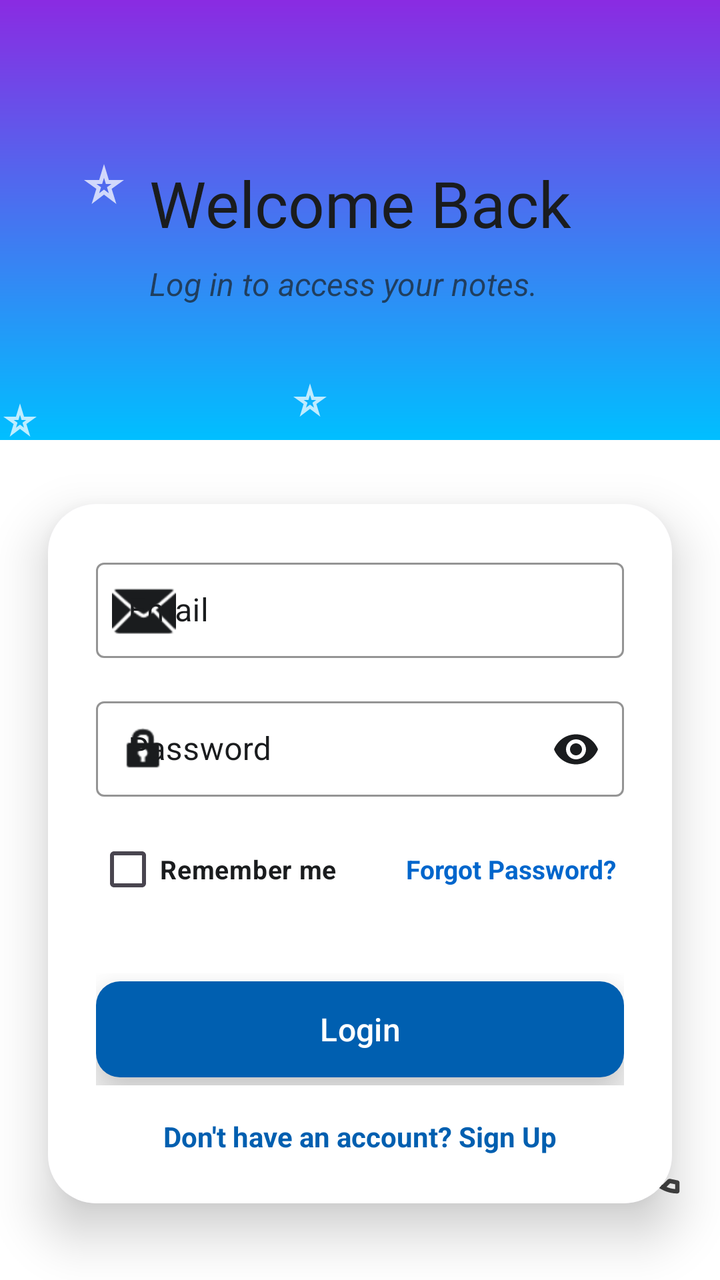
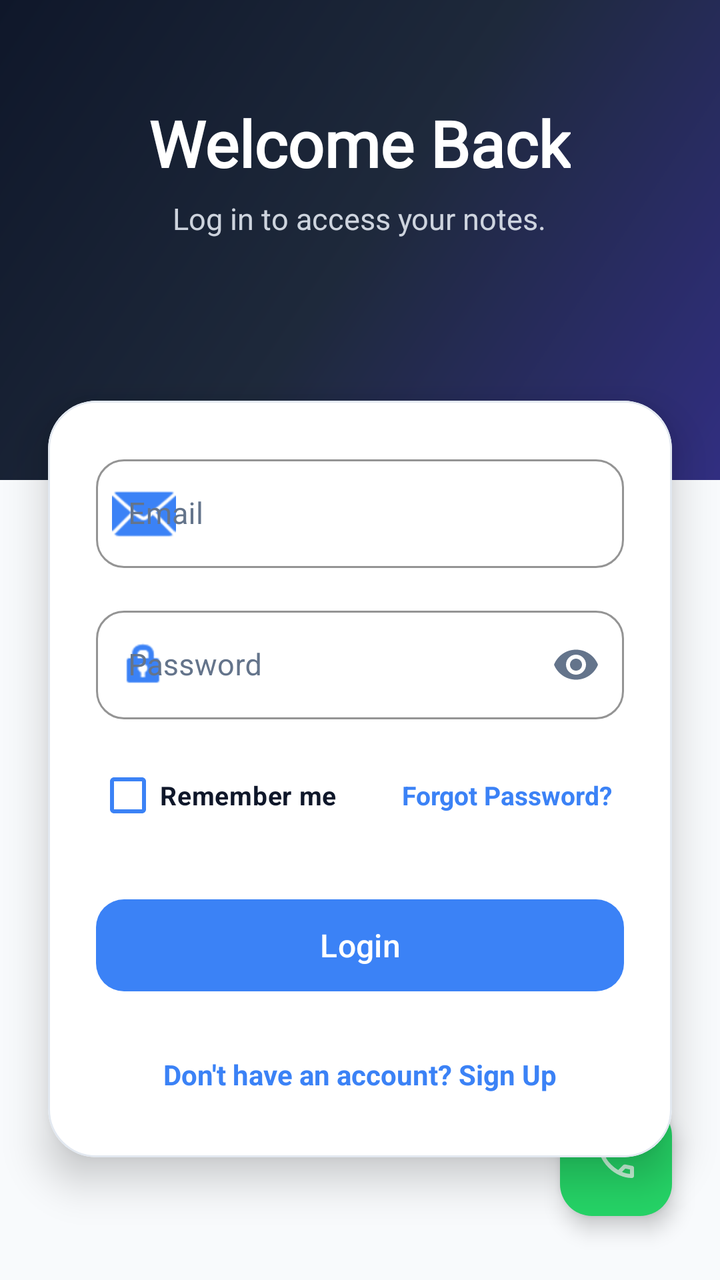

Before-and-after screenshots of an Android layout around one commit, followed by the original layout XML and the change that was made.
<!-- AndroidManifest.xml: application theme Theme.Notepad -->
<!-- res/layout/activity_login_page.xml -->
<?xml version="1.0" encoding="utf-8"?>
<androidx.constraintlayout.widget.ConstraintLayout xmlns:android="http://schemas.android.com/apk/res/android"
    xmlns:app="http://schemas.android.com/apk/res-auto"
    xmlns:tools="http://schemas.android.com/tools"
    android:layout_width="match_parent"
    android:layout_height="match_parent"
    android:background="@color/white"
    tools:context=".login_page">

    <View
        android:id="@+id/top_decoration"
        android:layout_width="match_parent"
        android:layout_height="220dp"
        android:background="@drawable/background"
        app:layout_constraintTop_toTopOf="parent" />

    <TextView
        android:id="@+id/login_title"
        android:layout_width="wrap_content"
        android:layout_height="wrap_content"
        android:layout_marginTop="80dp"
        android:fontFamily="@font/welcome"
        android:text="Welcome Back"
        android:textColor="@color/black"
        android:textSize="32sp"
        app:layout_constraintEnd_toEndOf="parent"
        app:layout_constraintStart_toStartOf="parent"
        app:layout_constraintTop_toTopOf="parent" />

    <TextView
        android:id="@+id/login_subtitle"
        android:layout_width="0dp"
        android:layout_height="wrap_content"
        android:layout_marginTop="8dp"
        android:layout_marginEnd="48dp"
        android:alpha="0.7"
        android:text="Log in to access your notes."
        android:textColor="@color/black"
        android:textSize="16sp"
        android:textStyle="italic"
        app:layout_constraintEnd_toEndOf="parent"
        app:layout_constraintStart_toStartOf="@id/login_title"
        app:layout_constraintTop_toBottomOf="@id/login_title" />

    <com.google.android.material.card.MaterialCardView
        android:layout_width="match_parent"
        android:layout_height="wrap_content"
        android:layout_marginHorizontal="24dp"
        android:layout_marginTop="32dp"
        app:cardCornerRadius="24dp"
        app:cardElevation="15dp"
        app:layout_constraintTop_toBottomOf="@id/top_decoration"
        app:strokeWidth="0dp">

        <LinearLayout
            android:layout_width="match_parent"
            android:layout_height="wrap_content"
            android:background="@color/white"
            android:orientation="vertical"
            android:padding="24dp">

            <com.google.android.material.textfield.TextInputLayout
                style="@style/Widget.MaterialComponents.TextInputLayout.OutlinedBox.Dense"
                android:layout_width="match_parent"
                android:layout_height="wrap_content"
                android:hint="@string/email"
                android:textColorHint="@color/black"
                app:boxStrokeColor="@color/accent_orange"
                app:hintTextColor="@color/black"
                app:startIconDrawable="@android:drawable/ic_dialog_email"
                app:startIconTint="@color/black">

                <com.google.android.material.textfield.TextInputEditText
                    android:id="@+id/login_email_et"
                    android:layout_width="match_parent"
                    android:layout_height="wrap_content"
                    android:inputType="textEmailAddress"
                    android:textColor="@color/black" />
            </com.google.android.material.textfield.TextInputLayout>

            <com.google.android.material.textfield.TextInputLayout
                style="@style/Widget.MaterialComponents.TextInputLayout.OutlinedBox.Dense"
                android:layout_width="match_parent"
                android:layout_height="wrap_content"
                android:layout_marginTop="16dp"
                android:hint="@string/password"
                android:textColorHint="@color/black"
                app:boxStrokeColor="@color/accent_orange"
                app:hintTextColor="@color/black"
                app:passwordToggleEnabled="true"
                app:passwordToggleTint="@color/black"
                app:startIconDrawable="@android:drawable/ic_lock_idle_lock"
                app:startIconTint="@color/black">

                <com.google.android.material.textfield.TextInputEditText
                    android:id="@+id/login_password_et"
                    android:layout_width="match_parent"
                    android:layout_height="wrap_content"
                    android:inputType="textPassword"
                    android:textColor="@color/black" />
            </com.google.android.material.textfield.TextInputLayout>

            <LinearLayout
                android:layout_width="match_parent"
                android:layout_height="wrap_content"
                android:layout_marginTop="12dp"
                android:gravity="center_vertical"
                android:orientation="horizontal">

                <CheckBox
                    android:id="@+id/remember_me"
                    android:layout_width="0dp"
                    android:layout_height="wrap_content"
                    android:layout_weight="1"
                    android:text="Remember me"
                    android:textColor="@color/black"
                    android:textSize="13sp"
                    android:textStyle="bold" />

                <TextView
                    android:id="@+id/forgot_password_tv"
                    android:layout_width="wrap_content"
                    android:layout_height="wrap_content"
                    android:clickable="true"
                    android:focusable="true"
                    android:padding="4dp"
                    android:text="Forgot Password?"
                    android:textColor="#0066CC"
                    android:textSize="13sp"
                    android:textStyle="bold" />

            </LinearLayout>


            <LinearLayout
                android:layout_width="match_parent"
                android:layout_height="wrap_content"
                android:layout_marginTop="28dp"
                android:gravity="center_vertical"
                android:orientation="horizontal">

                <com.google.android.material.button.MaterialButton
                    android:id="@+id/login_btn"
                    android:layout_width="0dp"
                    android:layout_height="56dp"
                    android:layout_weight="1"
                    android:elevation="10dp"
                    android:shadowColor="@color/black"
                    android:stateListAnimator="@null"
                    android:text="Login"
                    android:textAllCaps="false"
                    android:textColor="@color/white"
                    android:textSize="16sp"
                    android:translationZ="6dp"
                    app:backgroundTint="@color/btn_blue"
                    app:cornerRadius="12dp" />

                <ProgressBar
                    android:id="@+id/progressBar"
                    android:layout_width="50dp"
                    android:layout_height="50dp"
                    android:layout_gravity="center"
                    android:layout_marginTop="12dp"
                    android:visibility="gone"
                    app:indicatorColor="@color/btn_blue"
                    app:trackColor="@color/white"
                    app:trackThickness="4dp" />

                <ImageButton
                    android:id="@+id/biometric_login_btn"
                    android:layout_width="56dp"
                    android:layout_height="56dp"
                    android:layout_marginStart="12dp"
                    android:background="@drawable/bio_btn"
                    android:contentDescription="@string/biometricfinger_text"
                    android:elevation="10dp"
                    android:padding="12dp"
                    android:src="@drawable/ic_fingerprint"
                    android:translationZ="6dp"
                    android:visibility="gone"
                    app:tint="@color/white"
                    tools:visibility="visible" />

            </LinearLayout>


            <TextView
                android:id="@+id/go_to_signup_tv"
                android:layout_width="wrap_content"
                android:layout_height="wrap_content"
                android:layout_gravity="center"
                android:layout_marginTop="16dp"
                android:text="Don't have an account? Sign Up"
                android:textColor="@color/btn_blue"
                android:textStyle="bold" />

        </LinearLayout>
    </com.google.android.material.card.MaterialCardView>

    <ImageButton
        android:id="@+id/call_btn_login"
        android:layout_width="wrap_content"
        android:layout_height="wrap_content"
        android:layout_marginEnd="17dp"
        android:layout_marginBottom="40dp"
        android:background="@color/white"
        android:src="@drawable/outline_call_24"
        app:layout_constraintBottom_toBottomOf="parent"
        app:layout_constraintEnd_toEndOf="parent" />

</androidx.constraintlayout.widget.ConstraintLayout>
<!-- resources referenced by this layout -->
<resources>
  <color name="accent_orange">#FFB900</color>
  <color name="black">#1A1C1E</color>
  <color name="btn_blue">#005FB0</color>
  <color name="white">#FFFFFF</color>
  <!-- drawable background (drawable) -->
  <?xml version="1.0" encoding="utf-8"?>
  <layer-list xmlns:android="http://schemas.android.com/apk/res/android">
  
  
      <item>
          <shape android:shape="rectangle">
              <gradient
                  android:startColor="@color/start_color"
                  android:endColor="@color/end_color"
                  android:angle="200" />
          </shape>
      </item>
  
  
      <item
          android:width="24dp"
          android:height="24dp"
          android:top="80dp"
          android:left="40dp"
          android:gravity="top|left"
          android:drawable="@drawable/baseline_star_purple500_24" />
  
  
      <item
          android:width="20dp"
          android:height="20dp"
          android:top="180dp"
          android:right="50dp"
          android:gravity="center"
          android:drawable="@drawable/baseline_star_purple500_24" />
  
  
      <item
          android:width="20dp"
          android:height="20dp"
          android:top="10dp"
          android:right="50dp"
          android:gravity="bottom|left"
          android:drawable="@drawable/baseline_star_purple500_24" />
  
  </layer-list>
  <!-- drawable bio_btn (drawable) -->
  <?xml version="1.0" encoding="utf-8"?>
  <shape xmlns:android="http://schemas.android.com/apk/res/android" android:shape="oval">
  <solid android:color="@color/btn_blue"/>
  </shape>
  <!-- drawable outline_call_24 (drawable) -->
  <vector xmlns:android="http://schemas.android.com/apk/res/android" android:alpha="0.74" android:height="26dp" android:tint="#000000" android:viewportHeight="960" android:viewportWidth="960" android:width="26dp">
        
      <path android:fillColor="@android:color/white" android:pathData="M798,840Q673,840 551,785.5Q429,731 329,631Q229,531 174.5,409Q120,287 120,162Q120,144 132,132Q144,120 162,120L324,120Q338,120 349,129.5Q360,139 362,152L388,292Q390,308 387,319Q384,330 376,338L279,436Q299,473 326.5,507.5Q354,542 387,574Q418,605 452,631.5Q486,658 524,680L618,586Q627,577 641.5,572.5Q656,568 670,570L808,598Q822,602 831,612.5Q840,623 840,636L840,798Q840,816 828,828Q816,840 798,840ZM241,360L307,294Q307,294 307,294Q307,294 307,294L290,200Q290,200 290,200Q290,200 290,200L201,200Q201,200 201,200Q201,200 201,200Q206,241 215,281Q224,321 241,360ZM599,718Q638,735 678.5,745Q719,755 760,758Q760,758 760,758Q760,758 760,758L760,670Q760,670 760,670Q760,670 760,670L666,651Q666,651 666,651Q666,651 666,651L599,718ZM241,360Q241,360 241,360Q241,360 241,360Q241,360 241,360Q241,360 241,360L241,360Q241,360 241,360Q241,360 241,360L241,360Q241,360 241,360Q241,360 241,360ZM599,718L599,718Q599,718 599,718Q599,718 599,718L599,718Q599,718 599,718Q599,718 599,718L599,718Q599,718 599,718Q599,718 599,718Q599,718 599,718Q599,718 599,718Z"/>
      
  </vector>
  <string name="biometricfinger_text">BiometricFinger</string>
  <string name="email">Email</string>
  <string name="password">Password</string>
  <style name="Theme.Notepad" parent="Base.Theme.Notepad" />
  <color name="start_color">#8A2BE2</color>
  <color name="end_color">#00BFFF</color>
  <!-- drawable baseline_star_purple500_24 (drawable) -->
  <vector xmlns:android="http://schemas.android.com/apk/res/android" android:alpha="0.74" android:height="10dp" android:tint="#FFFFFF" android:viewportHeight="24" android:viewportWidth="24" android:width="10dp">
        
      <path android:fillColor="@android:color/white" android:pathData="M12,8.89L12.94,12h2.82l-2.27,1.62l0.93,3.01L12,14.79l-2.42,1.84l0.93,-3.01L8.24,12h2.82L12,8.89M12,2l-2.42,8H2l6.17,4.41L5.83,22L12,17.31L18.18,22l-2.35,-7.59L22,10h-7.58L12,2L12,2z"/>
      
  </vector>
  <style name="Base.Theme.Notepad" parent="Theme.Material3.DayNight.NoActionBar">
          
          
      </style>
  <!-- unchanged entries left out for length: 1 -->
</resources>

<!-- the commit's change to res/layout/activity_login_page.xml (unified diff, before → after) -->
@@ -4,106 +4,129 @@
     xmlns:tools="http://schemas.android.com/tools"
     android:layout_width="match_parent"
     android:layout_height="match_parent"
-    android:background="@color/white"
+    android:background="@color/gray_light"
     tools:context=".login_page">
 
-    <View
-        android:id="@+id/top_decoration"
+    <com.google.android.material.card.MaterialCardView
+        android:id="@+id/top_decoration_card"
         android:layout_width="match_parent"
-        android:layout_height="220dp"
-        android:background="@drawable/background"
-        app:layout_constraintTop_toTopOf="parent" />
-
-    <TextView
-        android:id="@+id/login_title"
-        android:layout_width="wrap_content"
-        android:layout_height="wrap_content"
-        android:layout_marginTop="80dp"
-        android:fontFamily="@font/welcome"
-        android:text="Welcome Back"
-        android:textColor="@color/black"
-        android:textSize="32sp"
-        app:layout_constraintEnd_toEndOf="parent"
-        app:layout_constraintStart_toStartOf="parent"
-        app:layout_constraintTop_toTopOf="parent" />
-
-    <TextView
-        android:id="@+id/login_subtitle"
-        android:layout_width="0dp"
-        android:layout_height="wrap_content"
-        android:layout_marginTop="8dp"
-        android:layout_marginEnd="48dp"
-        android:alpha="0.7"
-        android:text="Log in to access your notes."
-        android:textColor="@color/black"
-        android:textSize="16sp"
-        android:textStyle="italic"
-        app:layout_constraintEnd_toEndOf="parent"
-        app:layout_constraintStart_toStartOf="@id/login_title"
-        app:layout_constraintTop_toBottomOf="@id/login_title" />
+        android:layout_height="240dp"
+        app:cardCornerRadius="0dp"
+        app:cardElevation="0dp"
+        app:strokeWidth="0dp"
+        app:shapeAppearanceOverlay="@style/ShapeAppearanceOverlay.App.BottomBar"
+        app:layout_constraintTop_toTopOf="parent">
+
+        <View
+            android:id="@+id/top_decoration"
+            android:layout_width="match_parent"
+            android:layout_height="match_parent"
+            android:background="@drawable/background" />
+
+        <LinearLayout
+            android:layout_width="match_parent"
+            android:layout_height="wrap_content"
+            android:layout_gravity="center_horizontal"
+            android:layout_marginTop="50dp"
+            android:gravity="center"
+            android:orientation="vertical"
+            android:paddingHorizontal="24dp">
+
+            <TextView
+                android:id="@+id/login_title"
+                android:layout_width="wrap_content"
+                android:layout_height="wrap_content"
+                android:fontFamily="@font/welcome"
+                android:text="Welcome Back"
+                android:textColor="@color/white"
+                android:textSize="32sp"
+                android:textStyle="bold" />
+
+            <TextView
+                android:id="@+id/login_subtitle"
+                android:layout_width="wrap_content"
+                android:layout_height="wrap_content"
+                android:layout_marginTop="6dp"
+                android:alpha="0.9"
+                android:text="Log in to access your notes."
+                android:textColor="#E2E8F0"
+                android:textSize="15sp" />
+        </LinearLayout>
+    </com.google.android.material.card.MaterialCardView>
 
     <com.google.android.material.card.MaterialCardView
         android:layout_width="match_parent"
         android:layout_height="wrap_content"
         android:layout_marginHorizontal="24dp"
-        android:layout_marginTop="32dp"
+        android:layout_marginTop="-40dp"
+        app:cardBackgroundColor="@color/white"
         app:cardCornerRadius="24dp"
-        app:cardElevation="15dp"
-        app:layout_constraintTop_toBottomOf="@id/top_decoration"
-        app:strokeWidth="0dp">
+        app:cardElevation="12dp"
+        app:strokeColor="@color/gray_border"
+        app:strokeWidth="1dp"
+        app:layout_constraintTop_toBottomOf="@id/top_decoration_card">
 
         <LinearLayout
             android:layout_width="match_parent"
             android:layout_height="wrap_content"
-            android:background="@color/white"
             android:orientation="vertical"
             android:padding="24dp">
 
             <com.google.android.material.textfield.TextInputLayout
-                style="@style/Widget.MaterialComponents.TextInputLayout.OutlinedBox.Dense"
+                style="@style/Widget.MaterialComponents.TextInputLayout.OutlinedBox"
                 android:layout_width="match_parent"
                 android:layout_height="wrap_content"
                 android:hint="@string/email"
-                android:textColorHint="@color/black"
-                app:boxStrokeColor="@color/accent_orange"
-                app:hintTextColor="@color/black"
+                android:textColorHint="@color/gray_dark"
+                app:boxCornerRadiusBottomEnd="14dp"
+                app:boxCornerRadiusBottomStart="14dp"
+                app:boxCornerRadiusTopEnd="14dp"
+                app:boxCornerRadiusTopStart="14dp"
+                app:boxStrokeColor="@color/btn_blue"
+                app:hintTextColor="@color/btn_blue"
                 app:startIconDrawable="@android:drawable/ic_dialog_email"
-                app:startIconTint="@color/black">
+                app:startIconTint="@color/btn_blue">
 
                 <com.google.android.material.textfield.TextInputEditText
                     android:id="@+id/login_email_et"
                     android:layout_width="match_parent"
                     android:layout_height="wrap_content"
                     android:inputType="textEmailAddress"
-                    android:textColor="@color/black" />
+                    android:textColor="@color/black"
+                    android:textSize="15sp" />
             </com.google.android.material.textfield.TextInputLayout>
 
             <com.google.android.material.textfield.TextInputLayout
-                style="@style/Widget.MaterialComponents.TextInputLayout.OutlinedBox.Dense"
+                style="@style/Widget.MaterialComponents.TextInputLayout.OutlinedBox"
                 android:layout_width="match_parent"
                 android:layout_height="wrap_content"
                 android:layout_marginTop="16dp"
                 android:hint="@string/password"
-                android:textColorHint="@color/black"
-                app:boxStrokeColor="@color/accent_orange"
-                app:hintTextColor="@color/black"
+                android:textColorHint="@color/gray_dark"
+                app:boxCornerRadiusBottomEnd="14dp"
+                app:boxCornerRadiusBottomStart="14dp"
+                app:boxCornerRadiusTopEnd="14dp"
+                app:boxCornerRadiusTopStart="14dp"
+                app:boxStrokeColor="@color/btn_blue"
+                app:hintTextColor="@color/btn_blue"
                 app:passwordToggleEnabled="true"
-                app:passwordToggleTint="@color/black"
+                app:passwordToggleTint="@color/gray_dark"
                 app:startIconDrawable="@android:drawable/ic_lock_idle_lock"
-                app:startIconTint="@color/black">
+                app:startIconTint="@color/btn_blue">
 
                 <com.google.android.material.textfield.TextInputEditText
                     android:id="@+id/login_password_et"
                     android:layout_width="match_parent"
                     android:layout_height="wrap_content"
                     android:inputType="textPassword"
-                    android:textColor="@color/black" />
+                    android:textColor="@color/black"
+                    android:textSize="15sp" />
             </com.google.android.material.textfield.TextInputLayout>
 
             <LinearLayout
                 android:layout_width="match_parent"
                 android:layout_height="wrap_content"
-                android:layout_marginTop="12dp"
+                android:layout_marginTop="14dp"
                 android:gravity="center_vertical"
                 android:orientation="horizontal">
 
@@ -112,6 +135,7 @@
                     android:layout_width="0dp"
                     android:layout_height="wrap_content"
                     android:layout_weight="1"
+                    android:buttonTint="@color/btn_blue"
                     android:text="Remember me"
                     android:textColor="@color/black"
                     android:textSize="13sp"
@@ -123,88 +147,86 @@
                     android:layout_height="wrap_content"
                     android:clickable="true"
                     android:focusable="true"
-                    android:padding="4dp"
+                    android:padding="6dp"
                     android:text="Forgot Password?"
-                    android:textColor="#0066CC"
+                    android:textColor="@color/btn_blue"
                     android:textSize="13sp"
                     android:textStyle="bold" />
-
             </LinearLayout>
 
-
             <LinearLayout
                 android:layout_width="match_parent"
                 android:layout_height="wrap_content"
-                android:layout_marginTop="28dp"
+                android:layout_marginTop="24dp"
                 android:gravity="center_vertical"
                 android:orientation="horizontal">
 
                 <com.google.android.material.button.MaterialButton
                     android:id="@+id/login_btn"
                     android:layout_width="0dp"
-                    android:layout_height="56dp"
+                    android:layout_height="54dp"
                     android:layout_weight="1"
-                    android:elevation="10dp"
-                    android:shadowColor="@color/black"
-                    android:stateListAnimator="@null"
+                    android:elevation="4dp"
+                    android:fontFamily="sans-serif-medium"
                     android:text="Login"
                     android:textAllCaps="false"
                     android:textColor="@color/white"
                     android:textSize="16sp"
-                    android:translationZ="6dp"
                     app:backgroundTint="@color/btn_blue"
-                    app:cornerRadius="12dp" />
+                    app:cornerRadius="14dp" />
 
                 <ProgressBar
                     android:id="@+id/progressBar"
-                    android:layout_width="50dp"
-                    android:layout_height="50dp"
+                    android:layout_width="40dp"
+                    android:layout_height="40dp"
                     android:layout_gravity="center"
-                    android:layout_marginTop="12dp"
+                    android:layout_marginStart="12dp"
                     android:visibility="gone"
-                    app:indicatorColor="@color/btn_blue"
-                    app:trackColor="@color/white"
-                    app:trackThickness="4dp" />
+                    app:indicatorColor="@color/btn_blue" />
 
                 <ImageButton
                     android:id="@+id/biometric_login_btn"
-                    android:layout_width="56dp"
-                    android:layout_height="56dp"
+                    android:layout_width="54dp"
+                    android:layout_height="54dp"
                     android:layout_marginStart="12dp"
                     android:background="@drawable/bio_btn"
                     android:contentDescription="@string/biometricfinger_text"
-                    android:elevation="10dp"
+                    android:elevation="4dp"
                     android:padding="12dp"
                     android:src="@drawable/ic_fingerprint"
-                    android:translationZ="6dp"
                     android:visibility="gone"
                     app:tint="@color/white"
                     tools:visibility="visible" />
-
             </LinearLayout>
-
 
             <TextView
                 android:id="@+id/go_to_signup_tv"
                 android:layout_width="wrap_content"
                 android:layout_height="wrap_content"
                 android:layout_gravity="center"
-                android:layout_marginTop="16dp"
+                android:layout_marginTop="20dp"
+                android:clickable="true"
+                android:focusable="true"
+                android:padding="8dp"
                 android:text="Don't have an account? Sign Up"
                 android:textColor="@color/btn_blue"
+                android:textSize="14sp"
                 android:textStyle="bold" />
 
         </LinearLayout>
     </com.google.android.material.card.MaterialCardView>
 
-    <ImageButton
+    <com.google.android.material.floatingactionbutton.FloatingActionButton
         android:id="@+id/call_btn_login"
         android:layout_width="wrap_content"
         android:layout_height="wrap_content"
-        android:layout_marginEnd="17dp"
-        android:layout_marginBottom="40dp"
-        android:background="@color/white"
+        android:layout_marginEnd="24dp"
+        android:layout_marginBottom="32dp"
+        android:contentDescription="Help and Support"
         android:src="@drawable/outline_call_24"
+        app:backgroundTint="@color/call_btn"
+        app:elevation="6dp"
+        app:tint="@color/white"
         app:layout_constraintBottom_toBottomOf="parent"
         app:layout_constraintEnd_toEndOf="parent" />
 
<!-- resource entries referenced after the edit -->
@@ -1,56 +1,37 @@
 <!-- resources referenced by this layout -->
 <resources>
-  <color name="accent_orange">#FFB900</color>
-  <color name="black">#1A1C1E</color>
-  <color name="btn_blue">#005FB0</color>
+  <color name="accent_orange">#F59E0B</color>
+  <color name="black">#0F172A</color>
+  <color name="btn_blue">#3B82F6</color>
+  <color name="call_btn">#25D366</color>
+  <color name="gray_border">#E2E8F0</color>
+  <color name="gray_dark">#64748B</color>
+  <color name="gray_light">#F8FAFC</color>
   <color name="white">#FFFFFF</color>
   <!-- drawable background (drawable) -->
   <?xml version="1.0" encoding="utf-8"?>
-  <layer-list xmlns:android="http://schemas.android.com/apk/res/android">
-  
-  
+  <shape xmlns:android="http://schemas.android.com/apk/res/android"
+      android:shape="rectangle">
+      <gradient
+          android:angle="135"
+          android:endColor="#0F172A"
+          android:centerColor="#1E293B"
+          android:startColor="#312E81"
+          android:type="linear" />
+  </shape>
+  <!-- drawable bio_btn (drawable) -->
+  <?xml version="1.0" encoding="utf-8"?>
+  <ripple xmlns:android="http://schemas.android.com/apk/res/android"
+      android:color="#40FFFFFF">
       <item>
-          <shape android:shape="rectangle">
+          <shape android:shape="oval">
               <gradient
-                  android:startColor="@color/start_color"
-                  android:endColor="@color/end_color"
-                  android:angle="200" />
+                  android:angle="135"
+                  android:startColor="#3B82F6"
+                  android:endColor="#2563EB" />
           </shape>
       </item>
-  
-  
-      <item
-          android:width="24dp"
-          android:height="24dp"
-          android:top="80dp"
-          android:left="40dp"
-          android:gravity="top|left"
-          android:drawable="@drawable/baseline_star_purple500_24" />
-  
-  
-      <item
-          android:width="20dp"
-          android:height="20dp"
-          android:top="180dp"
-          android:right="50dp"
-          android:gravity="center"
-          android:drawable="@drawable/baseline_star_purple500_24" />
-  
-  
-      <item
-          android:width="20dp"
-          android:height="20dp"
-          android:top="10dp"
-          android:right="50dp"
-          android:gravity="bottom|left"
-          android:drawable="@drawable/baseline_star_purple500_24" />
-  
-  </layer-list>
-  <!-- drawable bio_btn (drawable) -->
-  <?xml version="1.0" encoding="utf-8"?>
-  <shape xmlns:android="http://schemas.android.com/apk/res/android" android:shape="oval">
-  <solid android:color="@color/btn_blue"/>
-  </shape>
+  </ripple>
   <!-- drawable outline_call_24 (drawable) -->
   <vector xmlns:android="http://schemas.android.com/apk/res/android" android:alpha="0.74" android:height="26dp" android:tint="#000000" android:viewportHeight="960" android:viewportWidth="960" android:width="26dp">
         
@@ -60,18 +41,21 @@
   <string name="biometricfinger_text">BiometricFinger</string>
   <string name="email">Email</string>
   <string name="password">Password</string>
+  <style name="ShapeAppearanceOverlay.App.BottomBar" parent="">
+          <item name="cornerFamily">rounded</item>
+          <item name="cornerSizeTopLeft">28dp</item>
+          <item name="cornerSizeTopRight">28dp</item>
+          <item name="cornerSizeBottomLeft">0dp</item>
+          <item name="cornerSizeBottomRight">0dp</item>
+      </style>
   <style name="Theme.Notepad" parent="Base.Theme.Notepad" />
-  <color name="start_color">#8A2BE2</color>
-  <color name="end_color">#00BFFF</color>
-  <!-- drawable baseline_star_purple500_24 (drawable) -->
-  <vector xmlns:android="http://schemas.android.com/apk/res/android" android:alpha="0.74" android:height="10dp" android:tint="#FFFFFF" android:viewportHeight="24" android:viewportWidth="24" android:width="10dp">
-        
-      <path android:fillColor="@android:color/white" android:pathData="M12,8.89L12.94,12h2.82l-2.27,1.62l0.93,3.01L12,14.79l-2.42,1.84l0.93,-3.01L8.24,12h2.82L12,8.89M12,2l-2.42,8H2l6.17,4.41L5.83,22L12,17.31L18.18,22l-2.35,-7.59L22,10h-7.58L12,2L12,2z"/>
-      
-  </vector>
   <style name="Base.Theme.Notepad" parent="Theme.Material3.DayNight.NoActionBar">
-          
-          
+          <item name="colorPrimary">@color/btn_blue</item>
+          <item name="colorOnPrimary">@color/white</item>
+          <item name="colorSecondary">@color/accent_orange</item>
+          <item name="android:statusBarColor">@color/white</item>
+          <item name="android:windowLightStatusBar">true</item>
+          <item name="android:windowBackground">@color/gray_light</item>
       </style>
   <!-- unchanged entries left out for length: 1 -->
 </resources>
